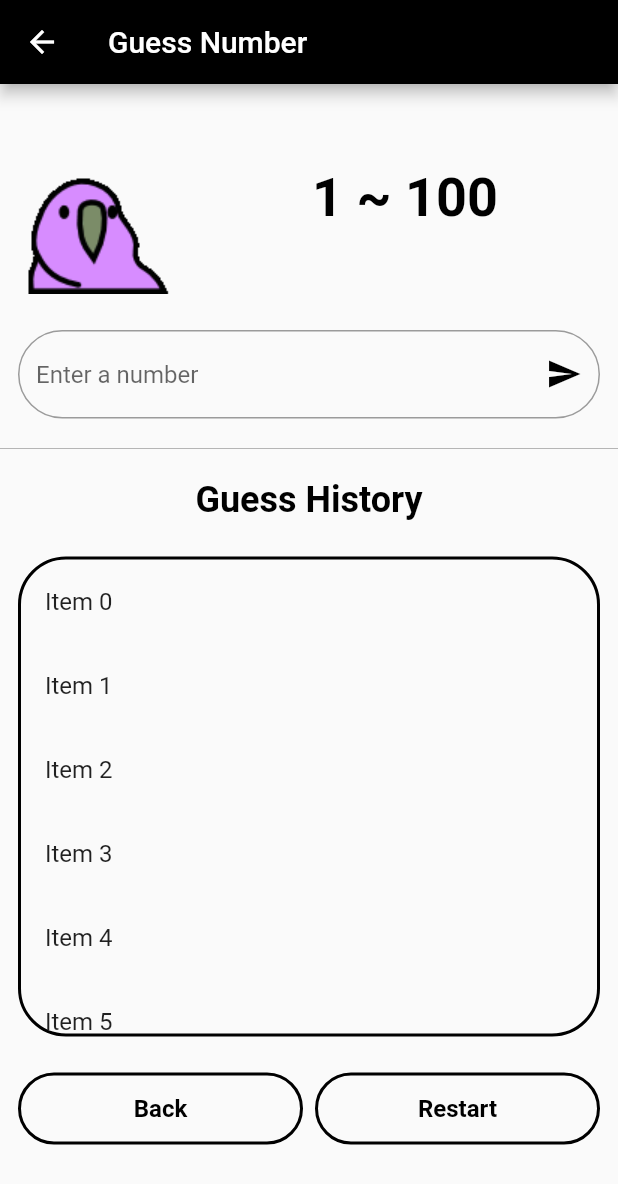
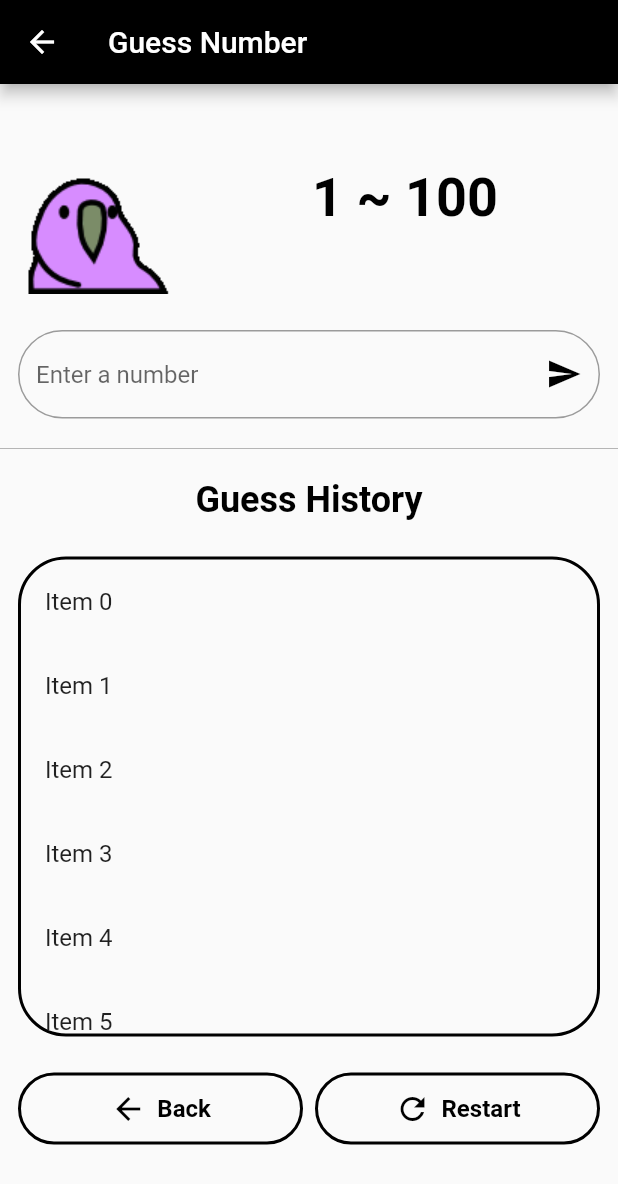
Before and after one commit to NEO-TAT/parrot_number, a Flutter app: the GuessPage screen opened directly, on a phone screen of 412 x 824 dp. Shown: the top 1184 px of the screen. Run offline on Flutter 3.47's test engine with Material 2 defaults, Android fonts, the phone set to English and light mode, and no system bars.

Commit message:
feat: add icon to buttons

```diff
--- a/lib/pages/guess_page.dart
+++ b/lib/pages/guess_page.dart
@@ -96,6 +96,7 @@ class GuessPage extends StatelessWidget {
                   Expanded(
                     child: ActionButton(
                       text: 'Back',
+                      icon: const Icon(Icons.arrow_back),
                       onPressed: () {},
                     ),
                   ),
@@ -103,6 +104,7 @@ class GuessPage extends StatelessWidget {
                   Expanded(
                     child: ActionButton(
                       text: 'Restart',
+                      icon: const Icon(Icons.refresh),
                       onPressed: () {},
                     ),
                   ),
--- a/lib/pages/home_page.dart
+++ b/lib/pages/home_page.dart
@@ -13,7 +13,7 @@ class HomePage extends StatelessWidget {
         ),
       );
 
-  Widget get _startGameButton => ElevatedButton(
+  Widget get _startGameButton => ElevatedButton.icon(
         onPressed: () {},
         style: ElevatedButton.styleFrom(
           fixedSize: const Size(240, 48),
@@ -26,7 +26,8 @@ class HomePage extends StatelessWidget {
           ),
           backgroundColor: Colors.black,
         ),
-        child: const Text('Start Game'),
+        icon: const Icon(Icons.play_arrow),
+        label: const Text('Start Game'),
       );
 
   LinearGradient get _rainbowBackground => const LinearGradient(
--- a/lib/pages/result_page.dart
+++ b/lib/pages/result_page.dart
@@ -21,7 +21,7 @@ class ResultPage extends StatelessWidget {
         ),
       );
 
-  Widget get _shareResultsButton => ElevatedButton(
+  Widget get _shareResultsButton => ElevatedButton.icon(
         onPressed: () {},
         style: ElevatedButton.styleFrom(
           fixedSize: const Size(240, 48),
@@ -34,7 +34,8 @@ class ResultPage extends StatelessWidget {
           ),
           backgroundColor: Colors.black,
         ),
-        child: const Text('Share Results'),
+        icon: const Icon(Icons.share),
+        label: const Text('Share Results'),
       );
 
   LinearGradient get _rainbowBackground => const LinearGradient(
--- a/lib/widgets/action_button.dart
+++ b/lib/widgets/action_button.dart
@@ -1,13 +1,19 @@
 import 'package:flutter/material.dart';
 
 class ActionButton extends StatelessWidget {
-  const ActionButton({super.key, required this.text, this.onPressed});
+  const ActionButton({
+    super.key,
+    required this.text,
+    required this.icon,
+    this.onPressed,
+  });
 
   final String text;
+  final Icon icon;
   final VoidCallback? onPressed;
 
   @override
-  Widget build(BuildContext context) => OutlinedButton(
+  Widget build(BuildContext context) => OutlinedButton.icon(
         onPressed: onPressed,
         style: OutlinedButton.styleFrom(
           fixedSize: const Size(240, 48),
@@ -21,6 +27,7 @@ class ActionButton extends StatelessWidget {
           ),
           side: const BorderSide(color: Colors.black, width: 2),
         ),
-        child: Text(text, style: const TextStyle(color: Colors.black)),
+        icon: icon,
+        label: Text(text, style: const TextStyle(color: Colors.black)),
       );
 }
```
